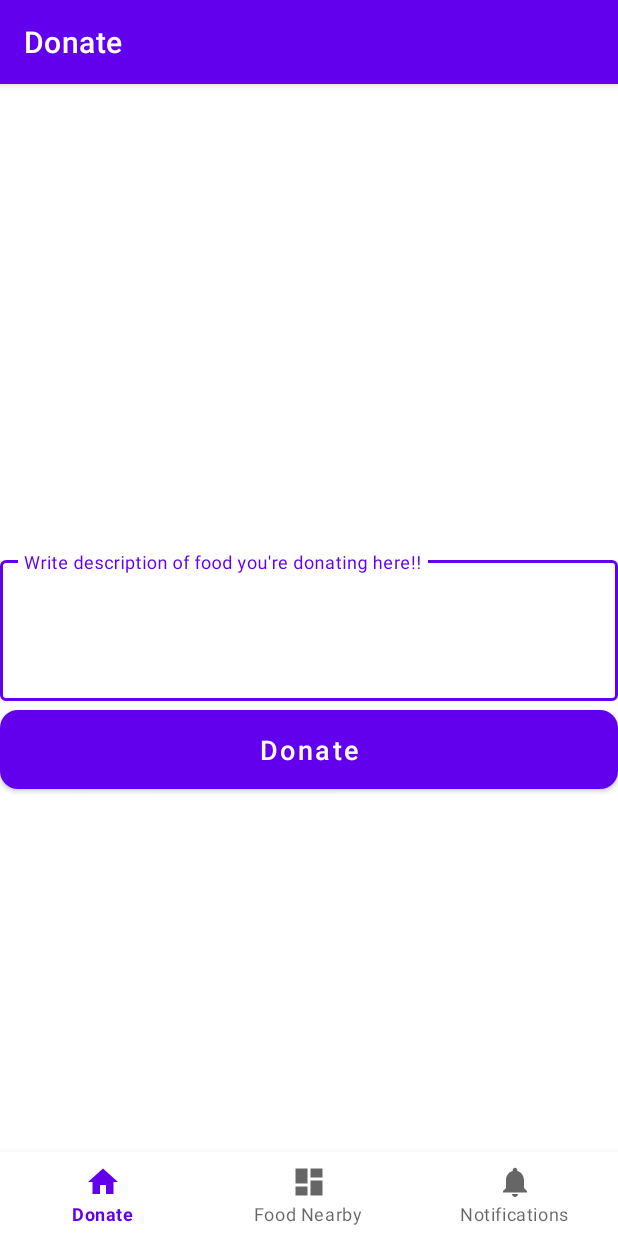
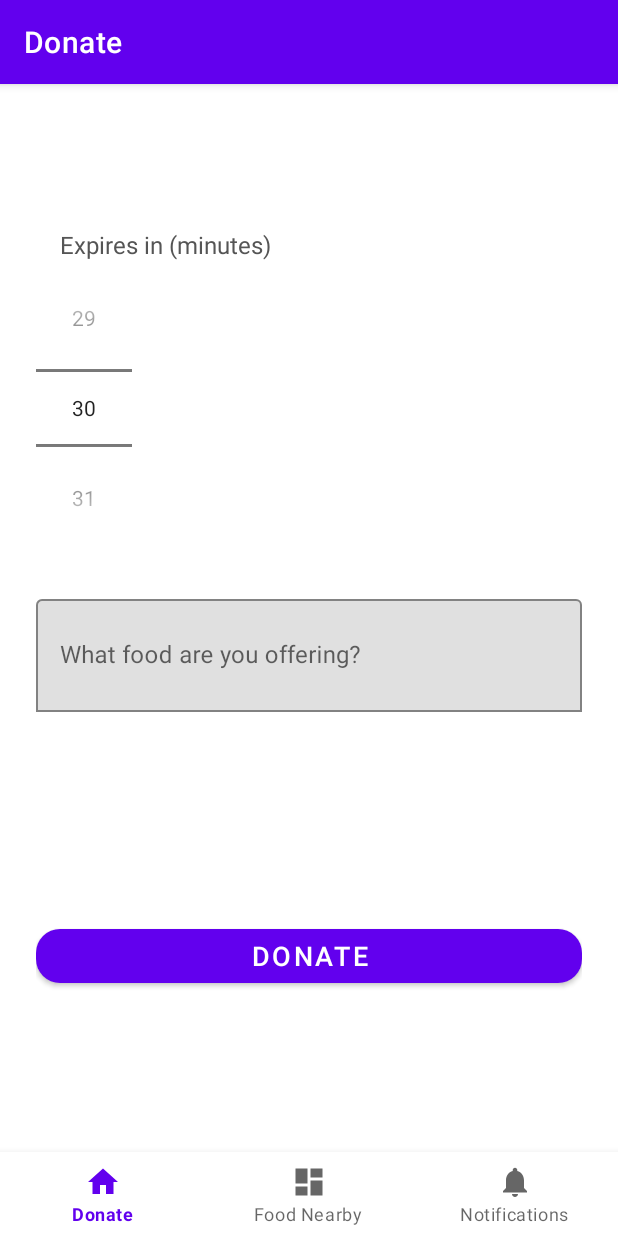
Before and after one commit to zaladmander/HACKATHON-Food-Rescue-Timer, an Android app: the screen it shows after launch (MainActivity), on a phone screen of 412 x 824 dp. Run offline under Robolectric (Android 15) with nearby library versions, the phone set to English and light mode, and no system bars; our stand-ins replace navigation-ui.

Commit message:
donate page looks

```diff
--- a/app/src/main/java/com/example/example/ui/food/FoodViewModel.java
+++ b/app/src/main/java/com/example/example/ui/food/FoodViewModel.java
@@ -25,22 +25,20 @@ public class FoodViewModel extends ViewModel {
         return items;
     }
 
-    public void addDonation(String description) {
-        if (description == null || description.trim().isEmpty()) {
-            return;
-        }
+    public void addDonation(String description, int minutes) {
+        if (description == null || description.trim().isEmpty()) return;
+        if (minutes <= 0) return;
 
         List<FoodItem> current = items.getValue();
         if (current == null) {
             current = new ArrayList<>();
         }
 
-        current.add(new FoodItem(description, 30)); // start at 30 minutes
-
+        current.add(new FoodItem(description, minutes));
         items.setValue(new ArrayList<>(current));
-
         startTicking();
     }
+
 
     private void startTicking() {
         if (ticking) return;
--- a/app/src/main/java/com/example/example/ui/home/HomeFragment.java
+++ b/app/src/main/java/com/example/example/ui/home/HomeFragment.java
@@ -6,6 +6,7 @@ import android.view.View;
 import android.view.ViewGroup;
 import android.widget.Button;
 import android.widget.EditText;
+import android.widget.NumberPicker;
 
 import androidx.fragment.app.Fragment;
 import androidx.lifecycle.ViewModelProvider;
@@ -20,6 +21,8 @@ public class HomeFragment extends Fragment {
     private EditText editTextText;
     private Button buttonDonate;
     private FoodViewModel foodViewModel;
+    private NumberPicker numberPickerMinutes;
+
 
 
     @Override
@@ -30,6 +33,15 @@ public class HomeFragment extends Fragment {
 
         editTextText = root.findViewById(R.id.editTextText);
         buttonDonate = root.findViewById(R.id.buttonDonate);
+        numberPickerMinutes = root.findViewById(R.id.numberPickerMinutes);
+
+        // set allowed range, eg 5–120 minutes
+        numberPickerMinutes.setMinValue(5);
+        numberPickerMinutes.setMaxValue(120);
+        // default selection
+        numberPickerMinutes.setValue(30);
+        numberPickerMinutes.setWrapSelectorWheel(false);
+
 
         // SHARED ViewModel: this is the important part
         foodViewModel = new ViewModelProvider(requireActivity())
@@ -38,12 +50,14 @@ public class HomeFragment extends Fragment {
         // Now the click listener:
         buttonDonate.setOnClickListener(v -> {
             String desc = editTextText.getText().toString().trim();
+            int minutes = numberPickerMinutes.getValue();
 
             if (!desc.isEmpty()) {
-                foodViewModel.addDonation(desc);  // <-- THIS adds it to the list
-                editTextText.setText("");        // clear box
+                foodViewModel.addDonation(desc, minutes);
+                editTextText.setText("");
             }
         });
+
 
         return root;
     }
--- a/app/src/main/res/layout/fragment_home.xml
+++ b/app/src/main/res/layout/fragment_home.xml
@@ -1,44 +1,65 @@
-<?xml version="1.0" encoding="utf-8"?>
-<androidx.constraintlayout.widget.ConstraintLayout xmlns:android="http://schemas.android.com/apk/res/android"
+<androidx.constraintlayout.widget.ConstraintLayout
+    xmlns:android="http://schemas.android.com/apk/res/android"
     xmlns:app="http://schemas.android.com/apk/res-auto"
-    xmlns:tools="http://schemas.android.com/tools"
     android:layout_width="match_parent"
     android:layout_height="match_parent"
-    tools:context=".ui.home.HomeFragment">
+    android:padding="24dp">
 
+    <TextView
+        android:id="@+id/timerLabel"
+        android:layout_width="wrap_content"
+        android:layout_height="wrap_content"
+        android:text="Expires in (minutes)"
+        android:textSize="16sp"
+        android:textColor="#555"
+        app:layout_constraintTop_toTopOf="parent"
+        app:layout_constraintStart_toStartOf="parent"
+        android:layout_marginStart="16dp"
+        android:layout_marginTop="16dp" />
+
+
+    <NumberPicker
+        android:id="@+id/numberPickerMinutes"
+        android:layout_width="wrap_content"
+        android:layout_height="wrap_content"
+        android:layout_marginTop="8dp"
+        app:layout_constraintTop_toBottomOf="@id/timerLabel"
+        app:layout_constraintStart_toStartOf="parent" />
+
+
+    <!-- Description field -->
     <com.google.android.material.textfield.TextInputLayout
-        android:id="@+id/textInputLayout2"
-        style="@style/Widget.MaterialComponents.TextInputLayout.OutlinedBox"
+        android:id="@+id/textInputContainer"
         android:layout_width="0dp"
         android:layout_height="wrap_content"
-        android:layout_marginTop="256dp"
-        android:hint="Write description of food you're donating here!!"
+        android:layout_marginTop="32dp"
+        android:hint="What food are you offering?"
         app:boxBackgroundMode="outline"
-        app:layout_constraintEnd_toEndOf="parent"
+        app:layout_constraintTop_toBottomOf="@id/numberPickerMinutes"
         app:layout_constraintStart_toStartOf="parent"
-        app:layout_constraintTop_toTopOf="parent">
+        app:layout_constraintEnd_toEndOf="parent">
 
         <com.google.android.material.textfield.TextInputEditText
             android:id="@+id/editTextText"
             android:layout_width="match_parent"
             android:layout_height="wrap_content"
-            android:inputType="textMultiLine"
-            android:minLines="3" />
+            android:minLines="3"
+            android:padding="8dp" />
     </com.google.android.material.textfield.TextInputLayout>
 
+    <!-- Donate button -->
     <com.google.android.material.button.MaterialButton
         android:id="@+id/buttonDonate"
-        style="@style/Widget.MaterialComponents.Button"
         android:layout_width="0dp"
         android:layout_height="wrap_content"
-        android:padding="14dp"
+        android:layout_marginTop="24dp"
+        android:layout_marginBottom="24dp"
         android:text="Donate"
-        android:textAllCaps="false"
         android:textSize="18sp"
-        app:cornerRadius="12dp"
+        app:cornerRadius="16dp"
+        app:layout_constraintTop_toBottomOf="@id/textInputContainer"
+        app:layout_constraintStart_toStartOf="parent"
         app:layout_constraintEnd_toEndOf="parent"
-        app:layout_constraintHorizontal_bias="0.0"
-        app:layout_constraintStart_toStartOf="parent"
-        app:layout_constraintTop_toBottomOf="@+id/textInputLayout2" />
+        app:layout_constraintBottom_toBottomOf="parent" />
 
 </androidx.constraintlayout.widget.ConstraintLayout>
```
